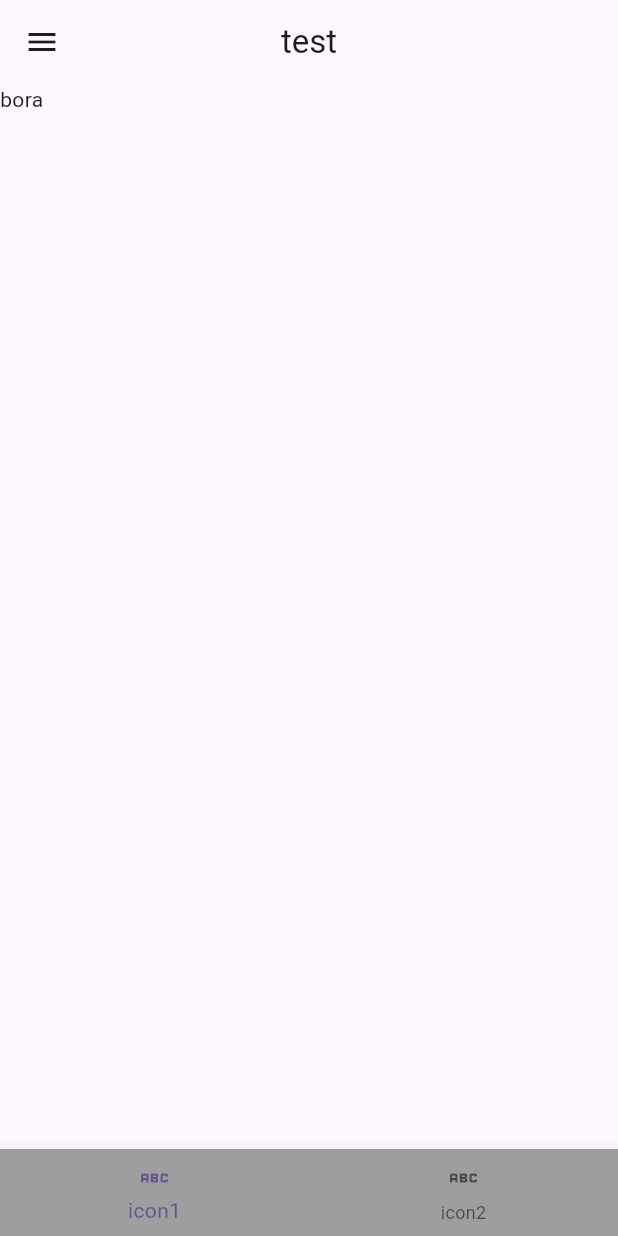
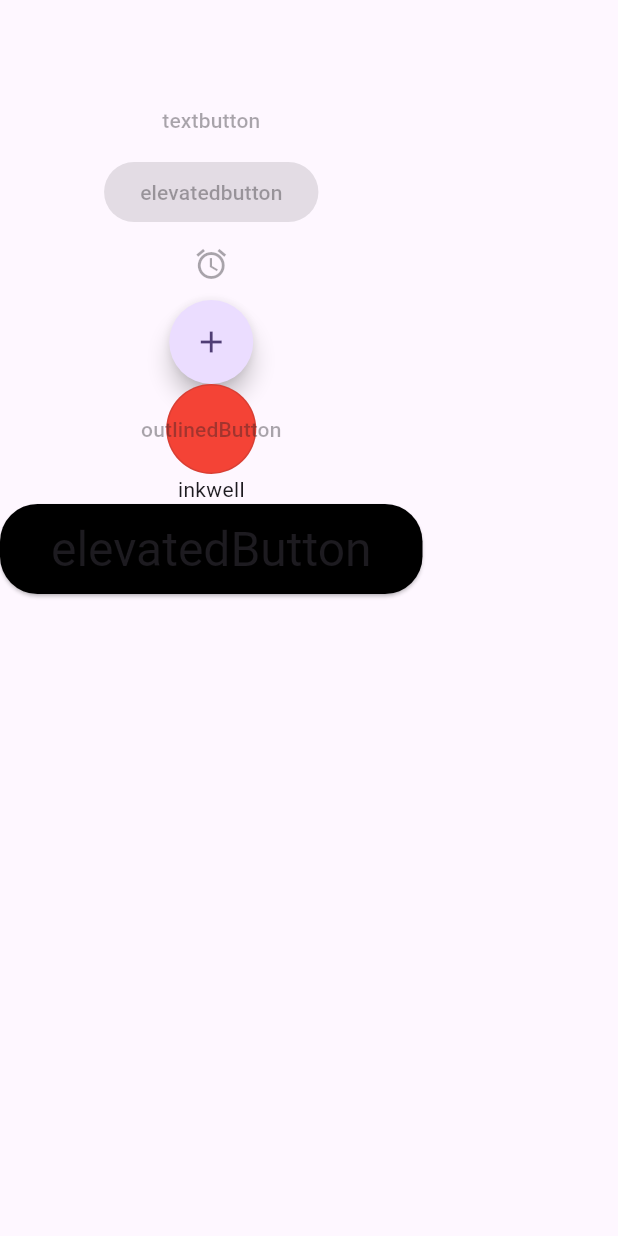
Before and after one commit to KahweB/learnflutter, a Flutter app: the screen it shows after launch, on a phone screen of 412 x 824 dp. Run offline on Flutter 3.47's test engine with Material 3 defaults, Android fonts, the phone set to English and light mode, and no system bars.

Commit message:
button learn

```diff
--- a/lib/101/button_learn.dart
+++ b/lib/101/button_learn.dart
@@ -1 +1,47 @@
 import 'package:flutter/material.dart';
+
+class ButtonLearn extends StatelessWidget {
+  const ButtonLearn({super.key});
+
+  @override
+  Widget build(BuildContext context) {
+    return Scaffold(
+      appBar: AppBar(),
+      body: Column(
+        children: [
+          const TextButton(onPressed: null, child: Text("textbutton")),
+          const ElevatedButton(onPressed: null, child: Text("elevatedbutton")),
+          const IconButton(onPressed: null, icon: Icon(Icons.access_alarm)),
+          const FloatingActionButton(
+            onPressed: null,
+            shape: CircleBorder(),
+            child: Icon(Icons.add),
+          ),
+          OutlinedButton(
+            onPressed: null,
+            style: OutlinedButton.styleFrom(
+                backgroundColor: Colors.red,
+                shape: const CircleBorder(),
+                padding: const EdgeInsets.all(20)),
+            child: const Text("outlinedButton"),
+          ),
+          const InkWell(onTap: null, child: Text("inkwell")),
+          ElevatedButton(
+            onPressed: () => 12,
+            style: ElevatedButton.styleFrom(
+                backgroundColor: Colors.black,
+                shape: const RoundedRectangleBorder(
+                    borderRadius: BorderRadius.all(Radius.circular(25)))),
+            child: Padding(
+              padding: const EdgeInsets.all(10),
+              child: Text(
+                "elevatedButton",
+                style: Theme.of(context).textTheme.headlineLarge,
+              ),
+            ),
+          )
+        ],
+      ),
+    );
+  }
+}
--- a/lib/main.dart
+++ b/lib/main.dart
@@ -1,4 +1,5 @@
 import 'package:flutter/material.dart';
+import 'package:learn_flutter/101/button_learn.dart';
 import 'package:learn_flutter/101/container_sized_box.dart';
 import 'package:learn_flutter/101/scaffold_learn.dart';
 import 'package:learn_flutter/101/text_learn.dart';
@@ -20,7 +21,7 @@ class MyApp extends StatelessWidget {
         colorScheme: ColorScheme.fromSeed(seedColor: Colors.deepPurple),
         useMaterial3: true,
       ),
-      home: const ScaffoldLearnView(),
+      home: const ButtonLearn(),
     );
   }
 }
```
